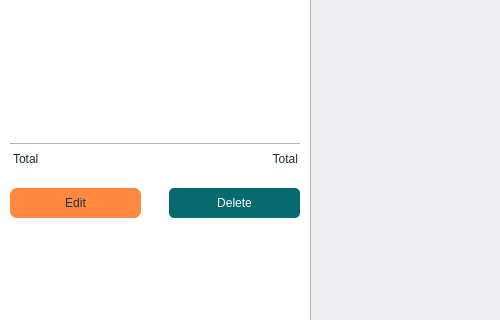
Qt form ui/showorder.ui (MxGhadimi/Qwicky-Uni) before a commit; both pictures show x 0 to 500 and y 212 to 532 of the 1124 by 650 pixel window.
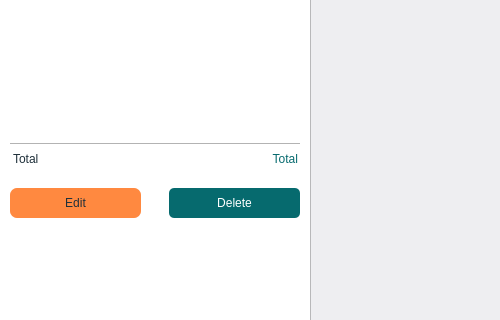
The same form after that commit. Icons and pictures are not drawn.

Patch:
```diff
--- a/ui/showorder.ui
+++ b/ui/showorder.ui
@@ -52,7 +52,7 @@
        </rect>
       </property>
       <property name="styleSheet">
-       <string notr="true">color: rgb(31, 48, 58);
+       <string notr="true">color: rgb(6, 106, 110);
 font: 600 14pt &quot;Segoe UI&quot;;
 border: none;
 padding-bottom: 3px;
```
Left out of the diff: 70 changed lines with no effect on the pictures.
